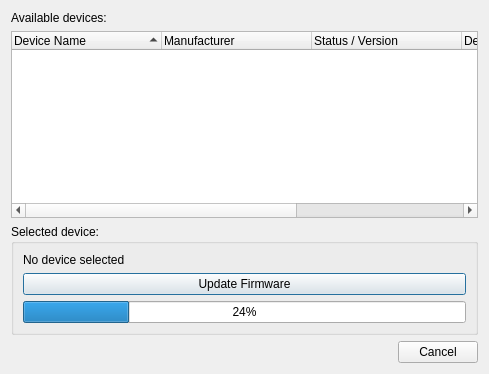
Qt form usbselector.ui (c3d/db48x-from-newrpl) before a commit.
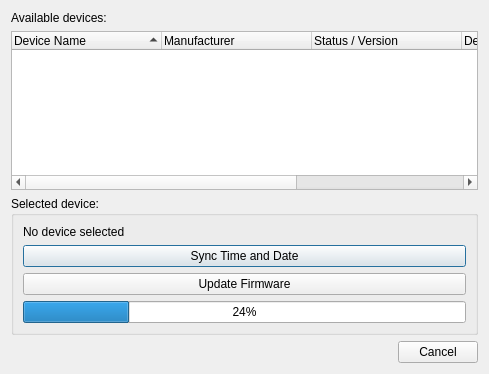
The same form after that commit.

Commit message: Added option to set DATE and TIME via USB. Fixed bug in Nelder-Mead algorithm that failed convergence.

Patch:
```diff
--- a/usbselector.ui
+++ b/usbselector.ui
@@ -78,6 +78,13 @@
         </property>
        </widget>
       </item>
+      <item>
+       <widget class="QPushButton" name="syncTime">
+        <property name="text">
+         <string>Sync Time and Date</string>
+        </property>
+       </widget>
+      </item>
       <item>
        <widget class="QPushButton" name="updateFirmware">
         <property name="text">
```
Left out of the diff: 6 changed lines with no effect on the pictures. The commit also changes 5 other files.
